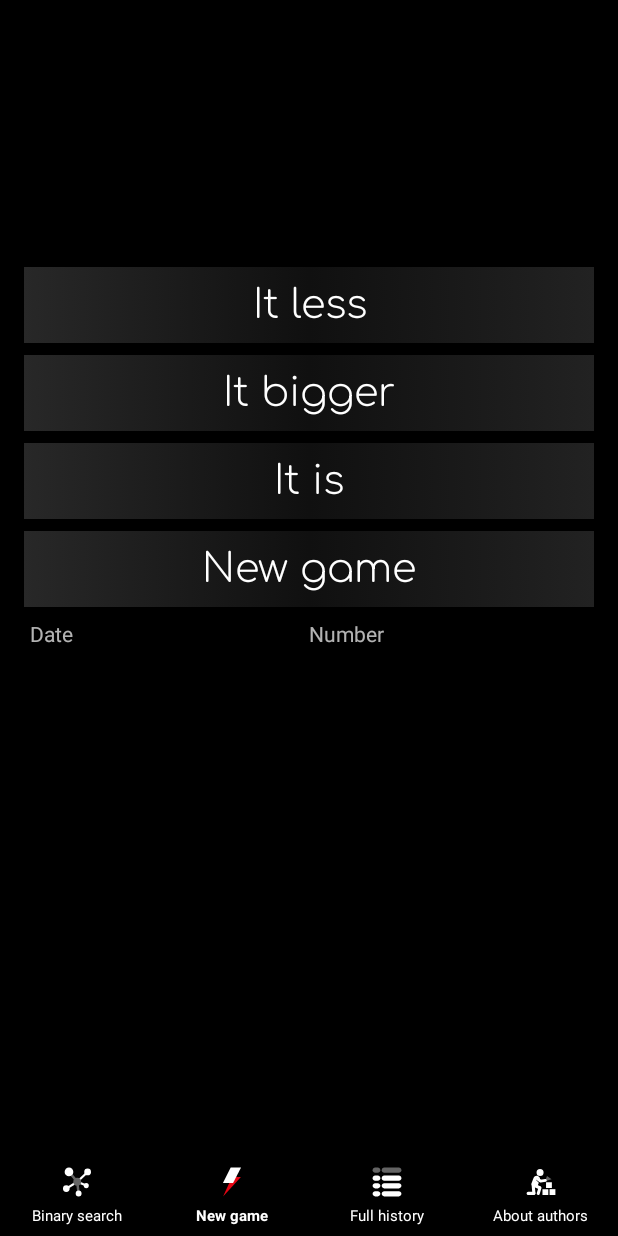
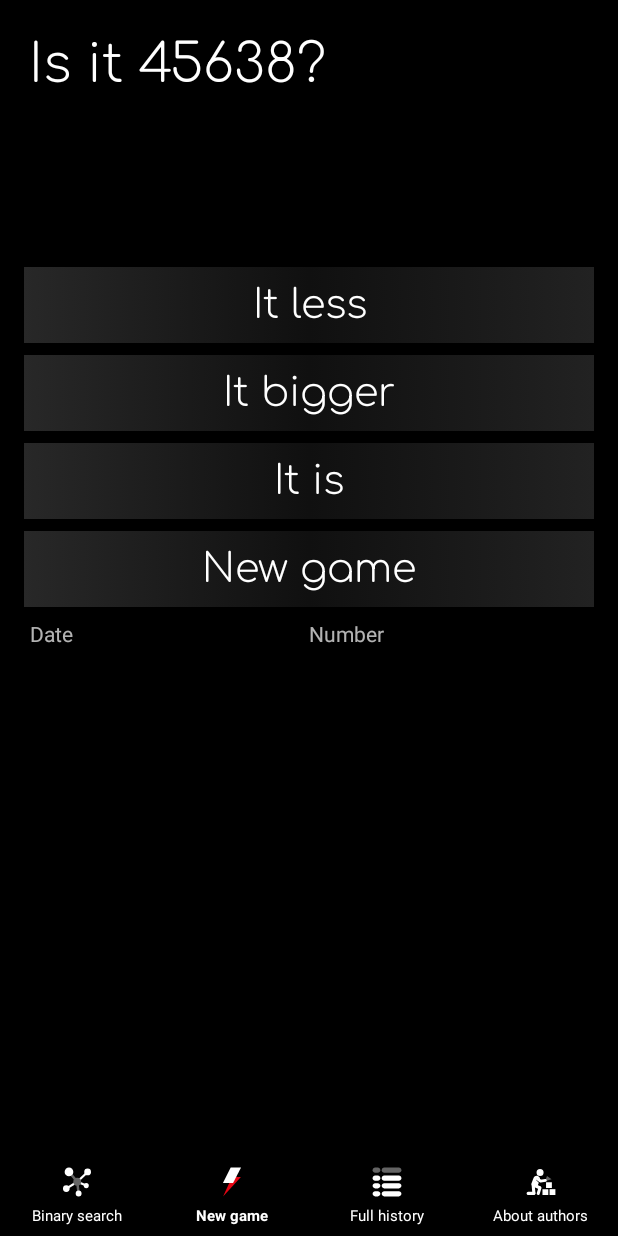
Before and after one commit to K2D2021/K2DBinarySearch, an Android app: the screen it shows after launch (MainActivity), item 2 of the bottom bar chosen, on a phone screen of 412 x 824 dp. Run offline under Robolectric (Android 15) with nearby library versions, the phone set to English and light mode, and no system bars; our stand-ins replace Room's generated code.

Commit message:
Finalize part with Retrofit.

```diff
--- a/app/src/main/java/ru/k2d/k2dbinarysearch/MainActivity.kt
+++ b/app/src/main/java/ru/k2d/k2dbinarysearch/MainActivity.kt
@@ -1,14 +1,13 @@
 package ru.k2d.k2dbinarysearch
 
 import android.os.Bundle
-import android.util.Log
 import android.widget.Toast
 import androidx.appcompat.app.AppCompatActivity
 import androidx.fragment.app.Fragment
 import androidx.fragment.app.FragmentManager
 import androidx.lifecycle.lifecycleScope
 import kotlinx.android.synthetic.main.activity_main.*
-import kotlinx.android.synthetic.main.fragment_game.*
+import kotlinx.android.synthetic.main.fragment_home.*
 import ru.k2d.k2dbinarysearch.api.ApiInterface
 import ru.k2d.k2dbinarysearch.api.RetrofitClient
 import ru.k2d.k2dbinarysearch.data.AppDatabase
@@ -18,9 +17,7 @@ import ru.k2d.k2dbinarysearch.fragments.GameFragment
 import ru.k2d.k2dbinarysearch.fragments.HistoryFragment
 import ru.k2d.k2dbinarysearch.fragments.HomeFragment
 import ru.k2d.k2dbinarysearch.fragments.OtherFragment
-import ru.k2d.k2dbinarysearch.models.retrofitRandomNumber
 import java.security.SecureRandom
-import kotlin.concurrent.thread
 
 
 class MainActivity : AppCompatActivity() {
@@ -36,9 +33,6 @@ class MainActivity : AppCompatActivity() {
         database = AppDatabase.buildDatabase(applicationContext, DATABASE_NAME)
 
         repository = DBHistoryItemRepositoryImpl(database.historyItemDAO())
-
-
-
 
         setContentView(R.layout.activity_main)
         bottom_navigation.itemIconTintList = null
@@ -112,7 +106,7 @@ class MainActivity : AppCompatActivity() {
         }
     }
 
-    fun getFirstRandom(upperLimit: Int) = SecureRandom().nextInt(upperLimit)
+    fun getFirstRandom(upperLimit: Int = 100000) = SecureRandom().nextInt(upperLimit)
 
     companion object {
         private const val DATABASE_NAME = "k2d_bs_database.db"
@@ -124,32 +118,31 @@ class MainActivity : AppCompatActivity() {
     }
 
 
-
-    fun generateRandomNumberViaRetrofit(upperLimit: Int): Int {
-
+    fun introductionTextWithRetrofit() {
         val retrofit = RetrofitClient.getInstance()
         val apiInterface = retrofit.create(ApiInterface::class.java)
-        var randomNumber = 777
 
         lifecycleScope.launchWhenCreated {
             try {
                 val response = apiInterface.getRandomNumberRetro()
                 if (response.isSuccessful) {
-                    //txtData.text = response.body()?.joke.toString()
-//                    Toast.makeText(this@MainActivity, response.body()?.number.toString(), Toast.LENGTH_SHORT).show()
-                   /* randomNumber = response.body()?.let { convertRandomLongToInt(it.number) }
-                        ?: getFirstRandom(upperLimit)*/
-                    /*Toast.makeText(this@MainActivity, randomNumber.toString(), Toast.LENGTH_SHORT)
-                        .show()*/
-                    guestextF.text = convertRandomLongToInt(response.body()?.number!!).toString()
+
+//                    textView3.text = convertRandomLongToInt(response.body()?.number!!).toString()
+                    firstTextPlusRandom(convertRandomLongToInt(response.body()?.number!!))
+//                    Toast.makeText(this@MainActivity, "${bredNumber.toString()} $temp", Toast.LENGTH_SHORT).show()
                 } else {
-                    randomNumber = getFirstRandom(upperLimit)
+//                    textView3.text = getFirstRandom().toString()
+                    firstTextPlusRandom(getFirstRandom())
                 }
             } catch (Ex: Exception) {
-                Log.e("Error", Ex.localizedMessage)
+//                textView3.text = getFirstRandom().toString()
+                    firstTextPlusRandom(getFirstRandom())
             }
         }
-        return randomNumber
+    }
+
+    private fun firstTextPlusRandom(inputRandomNumber: Int){
+        retrofitText.text = getString(R.string.randomNumber_text) + " " + inputRandomNumber.toString()
     }
 
 }
--- a/app/src/main/java/ru/k2d/k2dbinarysearch/fragments/GameFragment.kt
+++ b/app/src/main/java/ru/k2d/k2dbinarysearch/fragments/GameFragment.kt
@@ -41,12 +41,10 @@ class GameFragment : Fragment() {
         var min = 0
         var max = x.size - 1
         var count = 1
-//        var mid = (activity as MainActivity).generateRandomNumberViaRetrofit(x.size)
-        var mid = 555
-        (activity as MainActivity).generateRandomNumberViaRetrofit(x.size)
+        var mid = (activity as MainActivity).getFirstRandom(x.size)
         var guess = x[mid]
 
-        //guestextF.text = isItThatNumber(guess)
+        guestextF.text = isItThatNumber(guess)
         buttonLessF.setOnClickListener {
             max = mid - 1
             mid = (min + max) / 2
@@ -83,7 +81,7 @@ class GameFragment : Fragment() {
             min = 0
             max = x.size - 1
             count = 1
-            mid = (activity as MainActivity).generateRandomNumberViaRetrofit(x.size)
+            mid = (activity as MainActivity).getFirstRandom(x.size)
             guess = x[mid]
             guestextF.text = isItThatNumber(guess)
             changeStateButtonsExceptNewGame(true)
--- a/app/src/main/java/ru/k2d/k2dbinarysearch/fragments/HomeFragment.kt
+++ b/app/src/main/java/ru/k2d/k2dbinarysearch/fragments/HomeFragment.kt
@@ -20,9 +20,15 @@ class HomeFragment : Fragment() {
 
     override fun onViewCreated(view: View, savedInstanceState: Bundle?) {
         super.onViewCreated(view, savedInstanceState)
+
         buttonF.setOnClickListener {
             (activity as MainActivity).replaceFragment(GameFragment())
             (activity as MainActivity).newWayToChangeFragment(GameFragment())
         }
     }
+
+    override fun onResume() {
+        super.onResume()
+        (activity as MainActivity).introductionTextWithRetrofit()
+    }
 }
--- a/app/src/main/res/values/strings.xml
+++ b/app/src/main/res/values/strings.xml
@@ -1,7 +1,7 @@
 <resources>
     <string name="app_name">K2DBinarySearch</string>
     <string name="first_text">This is a simple app for demonstration how binary search works. Please imagine a number from zero to one million and this app try to ques it for 20 attempts or less.</string>
-    <string name="randomNumber_text">Or you can generate a random number and test the app on it</string>
+    <string name="randomNumber_text">You can try guess</string>
     <string name="first_button">Lets play</string>
     <string name="generateRandomNumberBTNText">Generate random</string>
     <string name="less">It less</string>
```
Also changed, not shown: app/src/main/res/layout/fragment_home.xml (+12 -3 lines).
